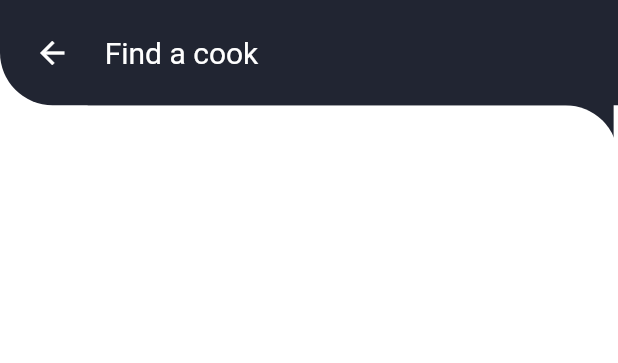
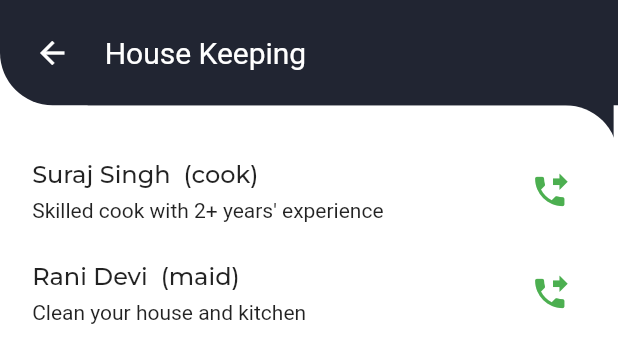
Before and after one commit to FINSEM/finsem_client, a Flutter app: the CookScreen widget shown alone on an empty page, opened directly, on a phone screen of 412 x 824 dp. Shown: the top 363 px of the screen. Run offline on Flutter 3.47's test engine with Material 2 defaults, Android fonts, the phone set to English and light mode, and no system bars; our stand-ins replace carousel_slider, cloud_firestore, firebase_auth, firebase_core, flutter_screenutil, flutter_svg and 6 more; missing offline and left inert: firebase_app_check, razorpay_flutter; accounts and stored records are empty; network calls fail.

Commit message:
Event Image, bool and HouseKeeping

```diff
--- a/lib/controller/api.dart
+++ b/lib/controller/api.dart
@@ -14,7 +14,7 @@ class Api {
   }
 
   static Future<List<DocumentSnapshot<Map<String, dynamic>>>>
-      fetchCook() async {
+      fetchHouseKeeping() async {
     var cookSnap = await _db
         .collection('Organizations')
         .doc('tw2TPyM4WQgbLJ3w4hxAfGnc9JE2')
--- a/lib/controller/api_helper.dart
+++ b/lib/controller/api_helper.dart
@@ -1,5 +1,5 @@
 import 'package:finsem_client/controller/api.dart';
-import 'package:finsem_client/model/cook_model.dart';
+import 'package:finsem_client/model/housekeeping_model.dart';
 import 'package:finsem_client/model/event_model.dart';
 import 'package:finsem_client/model/user_model.dart';
 import 'package:firebase_auth/firebase_auth.dart';
@@ -31,12 +31,12 @@ class ApiHelper extends GetxController {
     _loggedInUser.value = FirebaseUser.fromFirebase(user);
   }
 
-  static Future<List<Cook>> fetchCook() async {
-    RxList<Cook> cook = <Cook>[].obs;
-    var cookSnap = await Api.fetchCook();
-    for (var element in cookSnap) {
-      cook.add(Cook.fromMap(element.data()!));
+  static Future<List<HouseKeeping>> fetchHousekeeping() async {
+    RxList<HouseKeeping> hk = <HouseKeeping>[].obs;
+    var hkSnap = await Api.fetchHouseKeeping();
+    for (var element in hkSnap) {
+      hk.add(HouseKeeping.fromMap(element.data()!));
     }
-    return cook;
+    return hk;
   }
 }
--- a/lib/dummy_data/dummy_data.dart
+++ b/lib/dummy_data/dummy_data.dart
@@ -1,4 +1,5 @@
 import 'package:finsem_client/model/event_model.dart';
+import 'package:finsem_client/model/housekeeping_model.dart';
 import 'package:finsem_client/model/txn_model.dart';
 import 'package:get/get.dart';
 
@@ -28,17 +29,6 @@ class DummyData {
       donation: false,
     ),
     Event(
-      title: "Rangoli",
-      description:
-          "Rangoli is an art form originating in the Indian subcontinent, in which patterns are created on the floor or a tabletop using materials such as powdered lime stone, red ochre, dry rice flour, coloured sand, quartz powder, flower petals, and coloured rocks.",
-      imageLink:
-          "https://cdn.dnaindia.com/sites/default/files/styles/full/public/2021/11/04/1003926-diwali-ani.jpg",
-      location: "Compound",
-      date: "13 November 2022",
-      time: "6Pm-8Pm",
-      donation: false,
-    ),
-    Event(
       title: "Kavi Sammelan",
       description:
           "Kavi Sammelan is a gathering of poets in the Hindi Belt of northern India. The participants recite their poetry to each other and have a general discussion on literary issues. This may take place among the poets but is mostly done before an audience.",
@@ -50,57 +40,93 @@ class DummyData {
       donation: true,
       amountReq: 15000,
     ),
+    Event(
+      title: "Rangoli",
+      description:
+          "Rangoli is an art form originating in the Indian subcontinent, in which patterns are created on the floor or a tabletop using materials such as powdered lime stone, red ochre, dry rice flour, coloured sand, quartz powder, flower petals, and coloured rocks.",
+      imageLink:
+          "https://cdn.dnaindia.com/sites/default/files/styles/full/public/2021/11/04/1003926-diwali-ani.jpg",
+      location: "Compound",
+      date: "13 November 2022",
+      time: "6Pm-8Pm",
+      donation: false,
+    ),
   ].obs;
   RxList<Txn> txns = [
     Txn(
       id: '1513515131#1515',
-      desc: "March payment",
+      amount: 500,
+      desc: "Kavi Sammelan",
       paidBy: 'lXRK6svHrwVCkrkGiGuckVJDF6H2',
       orgId: "tw2TPyM4WQgbLJ3w4hxAfGnc9JE2",
-      type: 'Monthly Payment',
-      date: "24/05/2022",
+      type: 'Donation',
+      date: "15 Jan",
       time: "13:44",
       pyMode: "Upi",
     ),
     Txn(
       id: '1513515131#1515',
-      desc: "March payment",
+      amount: 50,
+      desc: "June payment",
       paidBy: 'lXRK6svHrwVCkrkGiGuckVJDF6H2',
       orgId: "tw2TPyM4WQgbLJ3w4hxAfGnc9JE2",
-      type: 'Monthly Payment',
-      date: "24/05/2022",
+      type: 'Monthly',
+      date: "13 June",
       time: "13:44",
       pyMode: "Upi",
     ),
     Txn(
       id: '1513515131#1515',
-      desc: "March payment",
+      amount: 100,
+      desc: "May payment",
       paidBy: 'lXRK6svHrwVCkrkGiGuckVJDF6H2',
       orgId: "tw2TPyM4WQgbLJ3w4hxAfGnc9JE2",
-      type: 'Monthly Payment',
-      date: "24/05/2022",
+      type: 'Monthly',
+      date: "24 May 2021",
       time: "13:44",
       pyMode: "Upi",
     ),
     Txn(
       id: '1513515131#1515',
-      desc: "March payment",
+      amount: 2500,
+      desc: "Diwali",
       paidBy: 'lXRK6svHrwVCkrkGiGuckVJDF6H2',
       orgId: "tw2TPyM4WQgbLJ3w4hxAfGnc9JE2",
-      type: 'Monthly Payment',
-      date: "24/05/2022",
+      type: 'Donation',
+      date: "24 May",
       time: "13:44",
       pyMode: "Upi",
     ),
     Txn(
       id: '1513515131#1515',
-      desc: "March payment",
+      amount: 50,
+      desc: "April payment",
       paidBy: 'lXRK6svHrwVCkrkGiGuckVJDF6H2',
       orgId: "tw2TPyM4WQgbLJ3w4hxAfGnc9JE2",
-      type: 'Monthly Payment',
-      date: "24/05/2022",
+      type: 'Monthly',
+      date: "24 April",
       time: "13:44",
       pyMode: "Upi",
     ),
   ].obs;
+  RxList<HouseKeeping> houseKeeping = [
+    HouseKeeping(
+      name: 'Suraj Singh',
+      age: 26,
+      desc: 'Skilled cook with 2+ years\' experience',
+      hkType: HkType.cook,
+      veg: false,
+      mobile: '+919914173314',
+      gender: 'M',
+    ),
+    HouseKeeping(
+      name: 'Rani Devi',
+      age: 30,
+      desc: 'Clean your house and kitchen',
+      hkType: HkType.maid,
+      veg: false,
+      mobile: '+919914170014',
+      gender: 'F',
+    ),
+  ].obs;
 }
--- a/lib/main.dart
+++ b/lib/main.dart
@@ -25,7 +25,7 @@ class MyApp extends StatelessWidget {
     Get.put<TxnController>(TxnController());
     return ScreenUtilInit(
       designSize: const Size(360, 705),
-      builder: () => GetMaterialApp(
+      builder: (_, child) => GetMaterialApp(
         title: 'FinSEM',
         debugShowCheckedModeBanner: false,
         theme: ThemeData(
--- a/lib/model/cook_model.dart
+++ /dev/null
@@ -1,20 +0,0 @@
-class Cook {
-  String name;
-  num age;
-  String mobile;
-  bool veg;
-  Cook({
-    required this.name,
-    required this.age,
-    required this.mobile,
-    required this.veg,
-  });
-  factory Cook.fromMap(Map<String, dynamic> cookSnap) {
-    return Cook(
-      name: cookSnap['name'],
-      age: cookSnap['age'],
-      mobile: cookSnap['mobile'],
-      veg: cookSnap['veg'],
-    );
-  }
-}
--- /dev/null
+++ b/lib/model/housekeeping_model.dart
@@ -0,0 +1,34 @@
+class HouseKeeping {
+  String name;
+  num age;
+  String desc;
+  String mobile;
+  HkType hkType;
+  bool veg;
+  String gender;
+  HouseKeeping({
+    required this.name,
+    required this.age,
+    required this.desc,
+    required this.hkType,
+    required this.mobile,
+    required this.veg,
+    required this.gender,
+  });
+  factory HouseKeeping.fromMap(Map<String, dynamic> hkSnap) {
+    return HouseKeeping(
+      name: hkSnap['name'],
+      age: hkSnap['age'],
+      desc: hkSnap['desc'],
+      mobile: hkSnap['mobile'],
+      hkType: hkSnap['hkType'] == 'cook' ? HkType.cook : HkType.maid,
+      veg: hkSnap['veg'],
+      gender: hkSnap['gender'] ? 'M' : 'F',
+    );
+  }
+}
+
+enum HkType {
+  maid,
+  cook,
+}
--- a/lib/model/txn_model.dart
+++ b/lib/model/txn_model.dart
@@ -1,5 +1,6 @@
 class Txn {
   final String id;
+  final num amount;
   final String desc;
   final String type;
   final String date;
@@ -10,6 +11,7 @@ class Txn {
 
   Txn({
     required this.id,
+    required this.amount,
     required this.desc,
     required this.paidBy,
     required this.orgId,
--- a/lib/ui/screens/cook_screen/cook_screen.dart
+++ /dev/null
@@ -1,37 +0,0 @@
-import 'package:finsem_client/controller/api_helper.dart';
-import 'package:finsem_client/model/cook_model.dart';
-import 'package:finsem_client/ui/component/curved_appbar.dart';
-import 'package:flutter/material.dart';
-
-class CookScreen extends StatefulWidget {
-  const CookScreen({Key? key}) : super(key: key);
-
-  @override
-  State<CookScreen> createState() => _CookScreenState();
-}
-
-class _CookScreenState extends State<CookScreen> {
-  @override
-  Widget build(BuildContext context) {
-    return CurvedAppBar(
-      title: 'Find a cook',
-      isBack: true,
-      child: FutureBuilder<List<Cook>>(
-          future: ApiHelper.fetchCook(),
-          builder: (context, snapshot) {
-            if (snapshot.connectionState == ConnectionState.waiting) {
-              return const Center(
-                child: CircularProgressIndicator(),
-              );
-            }
-            return ListView.builder(
-                itemCount: snapshot.data!.length,
-                itemBuilder: (context, ind) {
-                  return ListTile(
-                    title: Text(snapshot.data![ind].name),
-                  );
-                });
-          }),
-    );
-  }
-}
--- /dev/null
+++ b/lib/ui/screens/service_screen/housekeeping_screen.dart
@@ -0,0 +1,84 @@
+import 'package:finsem_client/controller/api_helper.dart';
+import 'package:finsem_client/dummy_data/dummy_data.dart';
+import 'package:finsem_client/model/housekeeping_model.dart';
+import 'package:finsem_client/ui/component/curved_appbar.dart';
+import 'package:flutter/material.dart';
+import 'package:url_launcher/url_launcher.dart';
+import 'package:google_fonts/google_fonts.dart';
+
+class CookScreen extends StatefulWidget {
+  const CookScreen({Key? key}) : super(key: key);
+
+  @override
+  State<CookScreen> createState() => _CookScreenState();
+}
+
+class _CookScreenState extends State<CookScreen> {
+  @override
+  Widget build(BuildContext context) {
+    return CurvedAppBar(
+      title: 'House Keeping',
+      isBack: true,
+      child: FutureBuilder<List<HouseKeeping>>(
+          future: ApiHelper.fetchHousekeeping(),
+          builder: (context, snapshot) {
+            if (snapshot.connectionState == ConnectionState.waiting) {
+              return const Center(
+                child: CircularProgressIndicator(),
+              );
+            }
+            return ListView.builder(
+                itemCount: DummyData().houseKeeping.length,
+                itemBuilder: (context, ind) {
+                  return Padding(
+                    padding: const EdgeInsets.symmetric(
+                        horizontal: 10, vertical: 10),
+                    child: Row(
+                      mainAxisAlignment: MainAxisAlignment.spaceBetween,
+                      children: [
+                        Column(
+                          crossAxisAlignment: CrossAxisAlignment.start,
+                          children: [
+                            Text(
+                              '${DummyData().houseKeeping[ind].name}  (${DummyData().houseKeeping[ind].hkType.name})',
+                              style: GoogleFonts.montserrat(
+                                fontWeight: FontWeight.w500,
+                                fontSize: 16,
+                              ),
+                              overflow: TextOverflow.ellipsis,
+                              maxLines: 1,
+                            ),
+                            const SizedBox(height: 5),
+                            Text(
+                              DummyData().houseKeeping[ind].desc,
+                            ),
+                          ],
+                        ),
+                        IconButton(
+                          onPressed: () {
+                            makeCall(
+                                mobileNo: DummyData().houseKeeping[ind].mobile);
+                          },
+                          icon: const Icon(
+                            Icons.phone_forwarded,
+                            color: Colors.green,
+                            size: 26,
+                          ),
+                        ),
+                      ],
+                    ),
+                  );
+                });
+          }),
+    );
+  }
+
+  void makeCall({String mobileNo = ''}) async {
+    Uri url = Uri.parse('tel:$mobileNo');
+    if (await canLaunchUrl(url)) {
+      await launchUrl(url);
+    } else {
+      throw 'Could not launch $url';
+    }
+  }
+}
--- a/pubspec.yaml
+++ b/pubspec.yaml
@@ -1,5 +1,5 @@
 name: finsem_client
-description: A new Flutter project.
+description: Society Management.
 publish_to: "none" # Remove this line if you wish to publish to pub.dev
 version: 1.0.0+1
 
@@ -27,6 +27,7 @@ dependencies:
   line_icons: ^2.0.1
   carousel_slider: ^4.0.0
   razorpay_flutter: ^1.3.0
+  url_launcher: ^6.1.2
 
 dev_dependencies:
   flutter_test:
```
Also changed, not shown: lib/ui/screens/history_screen/history_screen.dart (+6 -5 lines), lib/ui/screens/home_screen/home_screen.dart (+22 -13 lines), lib/ui/screens/support_screen/support_screen.dart (+59 -34 lines), pubspec.lock, 2 other files.
